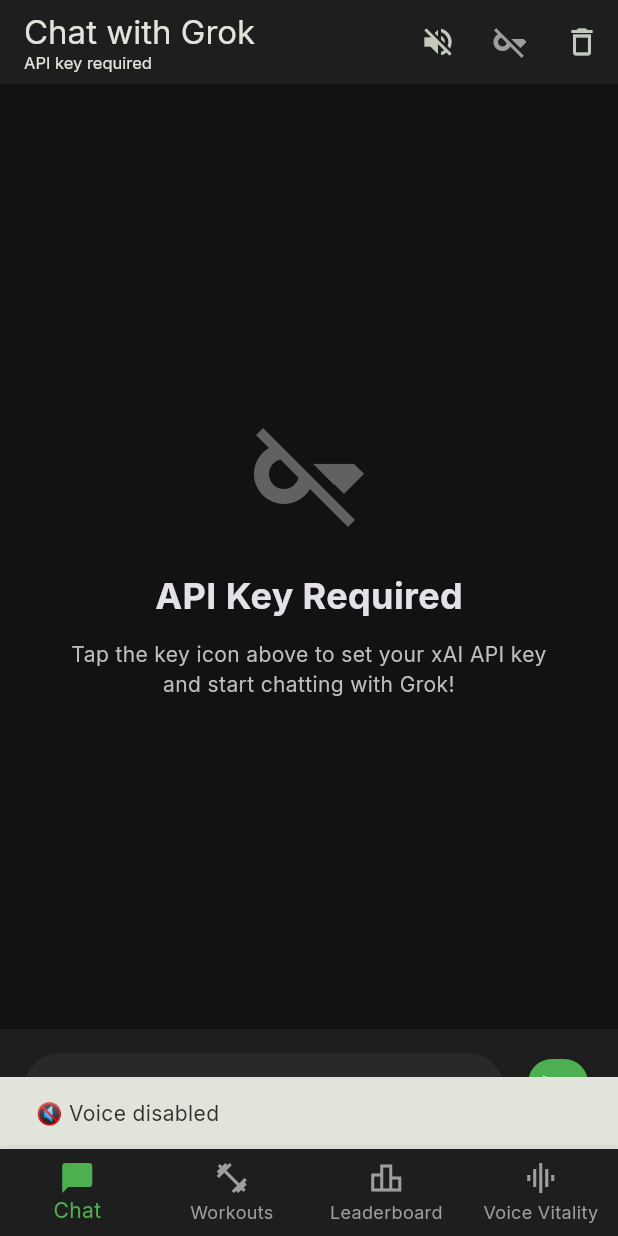
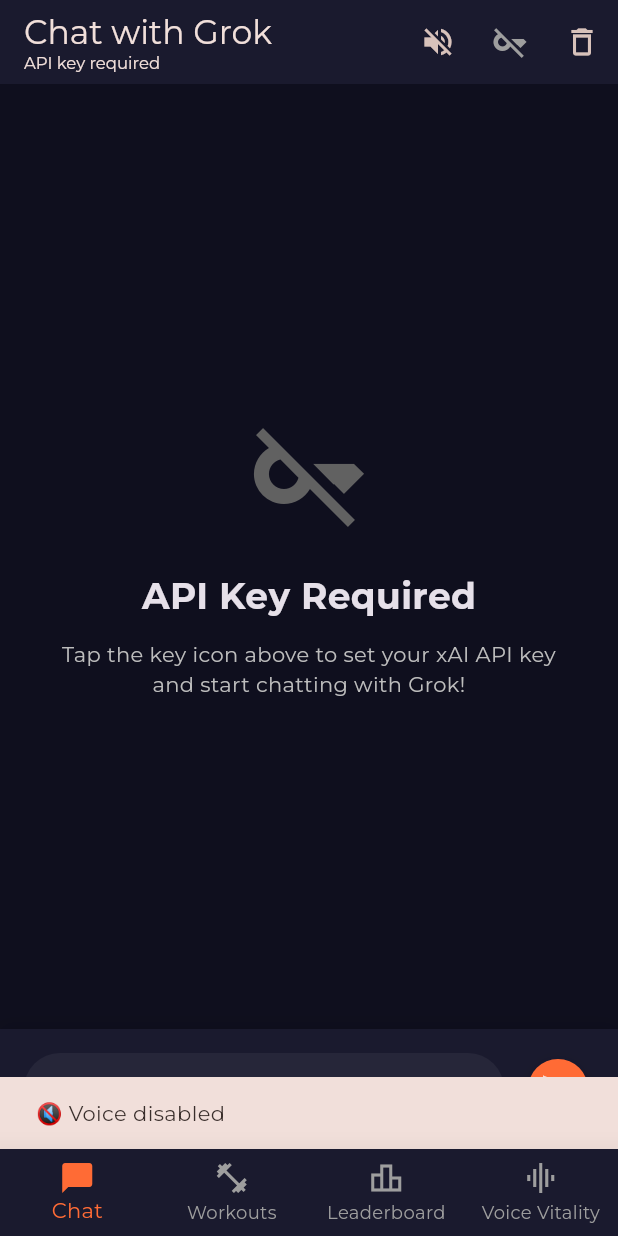
Before and after one commit to samshanmukh/voicecoach-grok, a Flutter app: the screen it shows after launch, after a tap on the "volume up" icon, on a phone screen of 412 x 824 dp. Run offline on Flutter 3.47's test engine with Material 3 defaults, Android fonts, the phone set to English and light mode, and no system bars; our stand-ins replace cloud_firestore, confetti, firebase_core, flutter_animate, flutter_tts, google_fonts and 4 more; missing offline and left inert: record; accounts and stored records are empty.

Commit message:
feat: Transform to vibrant sports theme with dynamic backgrounds
🎨 Major Visual Overhaul:
- New vibrant color scheme (Orange, Electric Blue, Golden Yellow)
- Montserrat font for sporty, energetic feel
- Enhanced shadows and glows

New Sports Components:
- SportsBackground: Dynamic gradient backgrounds with geometric shapes
- SportsHeroHeader: Energetic hero sections with glow effects
- EnergyCard: Vibrant cards with accent borders and shadows
- PulseStatBadge: Pulsing stat displays with gradient backgrounds

Theme Updates:
- Primary: Vibrant Orange (#FF6B35)
- Secondary: Electric Blue (#00D4FF)
- Tertiary: Golden Yellow (#FFC145)
- Background: Deep Navy to Near Black gradient
- Enhanced button shadows and elevations

Workouts Screen Redesigned:
- Hero header with motivational subtitle
- Sports-themed dynamic background
- Vibrant gradient overlays

Ready to make the entire app LIVE with sports energy! ⚡💪

```diff
--- a/lib/main.dart
+++ b/lib/main.dart
@@ -41,17 +41,17 @@
         theme: ThemeData(
           useMaterial3: true,
           colorScheme: ColorScheme.fromSeed(
-            seedColor: const Color(0xFF4CAF50), // Primary Green
+            seedColor: const Color(0xFFFF6B35), // Vibrant Orange
             brightness: Brightness.dark,
           ).copyWith(
-            primary: const Color(0xFF4CAF50),      // Green for buttons
-            secondary: const Color(0xFF2196F3),    // Blue for chat
-            tertiary: const Color(0xFFFF9800),     // Orange for accents
-            surface: const Color(0xFF1E1E1E),
-            background: const Color(0xFF121212),
+            primary: const Color(0xFFFF6B35),      // Vibrant Orange
+            secondary: const Color(0xFF00D4FF),    // Electric Blue
+            tertiary: const Color(0xFFFFC145),     // Golden Yellow
+            surface: const Color(0xFF1A1A2E),      // Deep Navy
+            background: const Color(0xFF0F0F1E),   // Near Black
           ),
-          textTheme: GoogleFonts.interTextTheme(ThemeData.dark().textTheme),
-          scaffoldBackgroundColor: const Color(0xFF121212),
+          textTheme: GoogleFonts.montserratTextTheme(ThemeData.dark().textTheme),
+          scaffoldBackgroundColor: const Color(0xFF0F0F1E),
           cardTheme: CardThemeData(
             elevation: 0,
             shape: RoundedRectangleBorder(
@@ -61,28 +61,29 @@
           ),
           elevatedButtonTheme: ElevatedButtonThemeData(
             style: ElevatedButton.styleFrom(
-              elevation: 0,
-              backgroundColor: const Color(0xFF4CAF50), // Green buttons
+              elevation: 4,
+              backgroundColor: const Color(0xFFFF6B35), // Vibrant Orange
               foregroundColor: Colors.white,
               padding: const EdgeInsets.symmetric(horizontal: 24, vertical: 16),
               shape: RoundedRectangleBorder(
-                borderRadius: BorderRadius.circular(12),
+                borderRadius: BorderRadius.circular(16),
               ),
+              shadowColor: const Color(0xFFFF6B35).withOpacity(0.5),
             ),
           ),
           floatingActionButtonTheme: const FloatingActionButtonThemeData(
-            elevation: 8,
-            backgroundColor: Color(0xFF4CAF50), // Green FAB
+            elevation: 12,
+            backgroundColor: Color(0xFFFF6B35), // Vibrant Orange FAB
             shape: RoundedRectangleBorder(
-              borderRadius: BorderRadius.all(Radius.circular(16)),
+              borderRadius: BorderRadius.all(Radius.circular(20)),
             ),
           ),
           bottomNavigationBarTheme: const BottomNavigationBarThemeData(
-            backgroundColor: Color(0xFF1E1E1E),
-            selectedItemColor: Color(0xFF4CAF50),
+            backgroundColor: Color(0xFF1A1A2E),
+            selectedItemColor: Color(0xFFFF6B35),
             unselectedItemColor: Colors.grey,
             type: BottomNavigationBarType.fixed,
-            elevation: 8,
+            elevation: 16,
           ),
         ),
         home: const MainNavigation(),
--- a/lib/screens/workouts_screen.dart
+++ b/lib/screens/workouts_screen.dart
@@ -5,6 +5,7 @@
 import '../providers/workout_provider.dart';
 import '../providers/gamification_provider.dart';
 import '../widgets/glass_card.dart';
+import '../widgets/sports_background.dart';
 import 'workout_detail_screen.dart';
 import 'achievements_screen.dart';
 
@@ -76,11 +77,21 @@
               ),
             ],
           ),
-          body: SingleChildScrollView(
+          body: SportsBackground(
+            child: SingleChildScrollView(
               padding: const EdgeInsets.all(16),
               child: Column(
                 crossAxisAlignment: CrossAxisAlignment.start,
                 children: [
+                  // Hero Header
+                  SportsHeroHeader(
+                    title: 'WORKOUTS',
+                    subtitle: 'Push your limits 💪',
+                    icon: Icons.fitness_center,
+                    accentColor: const Color(0xFFFF6B35),
+                  ).animate().fadeIn(duration: 300.ms).slideY(begin: -0.3),
+                  const SizedBox(height: 24),
+
                   // Stats Card
                 _buildStatsCard(stats),
                 const SizedBox(height: 24),
@@ -113,6 +124,7 @@
                   );
                 }).toList(),
                 ],
+              ),
             ),
           ),
         );
--- /dev/null
+++ b/lib/widgets/sports_background.dart
@@ -0,0 +1,307 @@
+import 'package:flutter/material.dart';
+import 'dart:math' as math;
+
+/// Dynamic sports-themed background with animated gradients
+class SportsBackground extends StatelessWidget {
+  final Widget child;
+  final List<Color>? customColors;
+
+  const SportsBackground({
+    super.key,
+    required this.child,
+    this.customColors,
+  });
+
+  @override
+  Widget build(BuildContext context) {
+    final colors = customColors ?? [
+      const Color(0xFF0F0F1E),
+      const Color(0xFF1A1A2E),
+      const Color(0xFFFF6B35).withOpacity(0.1),
+    ];
+
+    return Container(
+      decoration: BoxDecoration(
+        gradient: LinearGradient(
+          begin: Alignment.topLeft,
+          end: Alignment.bottomRight,
+          colors: colors,
+          stops: const [0.0, 0.5, 1.0],
+        ),
+      ),
+      child: Stack(
+        children: [
+          // Animated geometric shapes
+          Positioned(
+            top: -100,
+            right: -100,
+            child: _buildGeometricShape(
+              200,
+              const Color(0xFFFF6B35).withOpacity(0.1),
+            ),
+          ),
+          Positioned(
+            bottom: -50,
+            left: -50,
+            child: _buildGeometricShape(
+              150,
+              const Color(0xFF00D4FF).withOpacity(0.1),
+            ),
+          ),
+          Positioned(
+            top: 200,
+            left: 50,
+            child: _buildGeometricShape(
+              80,
+              const Color(0xFFFFC145).withOpacity(0.08),
+            ),
+          ),
+
+          // Content
+          child,
+        ],
+      ),
+    );
+  }
+
+  Widget _buildGeometricShape(double size, Color color) {
+    return Transform.rotate(
+      angle: math.pi / 4,
+      child: Container(
+        width: size,
+        height: size,
+        decoration: BoxDecoration(
+          borderRadius: BorderRadius.circular(size / 4),
+          gradient: RadialGradient(
+            colors: [
+              color,
+              color.withOpacity(0),
+            ],
+          ),
+        ),
+      ),
+    );
+  }
+}
+
+/// Hero header with sports imagery feel
+class SportsHeroHeader extends StatelessWidget {
+  final String title;
+  final String? subtitle;
+  final IconData icon;
+  final Color? accentColor;
+
+  const SportsHeroHeader({
+    super.key,
+    required this.title,
+    this.subtitle,
+    required this.icon,
+    this.accentColor,
+  });
+
+  @override
+  Widget build(BuildContext context) {
+    final color = accentColor ?? const Color(0xFFFF6B35);
+
+    return Container(
+      padding: const EdgeInsets.all(24),
+      decoration: BoxDecoration(
+        gradient: LinearGradient(
+          begin: Alignment.topLeft,
+          end: Alignment.bottomRight,
+          colors: [
+            color.withOpacity(0.3),
+            color.withOpacity(0.05),
+          ],
+        ),
+        borderRadius: BorderRadius.circular(20),
+        border: Border.all(
+          color: color.withOpacity(0.3),
+          width: 2,
+        ),
+      ),
+      child: Row(
+        children: [
+          Container(
+            padding: const EdgeInsets.all(16),
+            decoration: BoxDecoration(
+              color: color.withOpacity(0.2),
+              borderRadius: BorderRadius.circular(16),
+              boxShadow: [
+                BoxShadow(
+                  color: color.withOpacity(0.3),
+                  blurRadius: 20,
+                  spreadRadius: 2,
+                ),
+              ],
+            ),
+            child: Icon(
+              icon,
+              size: 40,
+              color: color,
+            ),
+          ),
+          const SizedBox(width: 20),
+          Expanded(
+            child: Column(
+              crossAxisAlignment: CrossAxisAlignment.start,
+              children: [
+                Text(
+                  title,
+                  style: TextStyle(
+                    fontSize: 28,
+                    fontWeight: FontWeight.w900,
+                    color: Colors.white,
+                    letterSpacing: 1.2,
+                    shadows: [
+                      Shadow(
+                        color: color.withOpacity(0.5),
+                        blurRadius: 10,
+                      ),
+                    ],
+                  ),
+                ),
+                if (subtitle != null) ...[
+                  const SizedBox(height: 4),
+                  Text(
+                    subtitle!,
+                    style: TextStyle(
+                      fontSize: 14,
+                      color: Colors.white.withOpacity(0.7),
+                      fontWeight: FontWeight.w500,
+                    ),
+                  ),
+                ],
+              ],
+            ),
+          ),
+        ],
+      ),
+    );
+  }
+}
+
+/// Energetic card with sports theme
+class EnergyCard extends StatelessWidget {
+  final Widget child;
+  final Color? accentColor;
+  final VoidCallback? onTap;
+  final EdgeInsetsGeometry? margin;
+
+  const EnergyCard({
+    super.key,
+    required this.child,
+    this.accentColor,
+    this.onTap,
+    this.margin,
+  });
+
+  @override
+  Widget build(BuildContext context) {
+    final color = accentColor ?? const Color(0xFFFF6B35);
+
+    return Container(
+      margin: margin ?? const EdgeInsets.only(bottom: 16),
+      child: Material(
+        color: Colors.transparent,
+        child: InkWell(
+          onTap: onTap,
+          borderRadius: BorderRadius.circular(20),
+          child: Container(
+            padding: const EdgeInsets.all(20),
+            decoration: BoxDecoration(
+              gradient: LinearGradient(
+                begin: Alignment.topLeft,
+                end: Alignment.bottomRight,
+                colors: [
+                  const Color(0xFF1A1A2E).withOpacity(0.9),
+                  const Color(0xFF1A1A2E).withOpacity(0.7),
+                ],
+              ),
+              borderRadius: BorderRadius.circular(20),
+              border: Border.all(
+                color: color.withOpacity(0.3),
+                width: 1.5,
+              ),
+              boxShadow: [
+                BoxShadow(
+                  color: color.withOpacity(0.2),
+                  blurRadius: 20,
+                  offset: const Offset(0, 8),
+                ),
+              ],
+            ),
+            child: child,
+          ),
+        ),
+      ),
+    );
+  }
+}
+
+/// Pulsing stat display
+class PulseStatBadge extends StatelessWidget {
+  final IconData icon;
+  final String value;
+  final String label;
+  final Color color;
+
+  const PulseStatBadge({
+    super.key,
+    required this.icon,
+    required this.value,
+    required this.label,
+    required this.color,
+  });
+
+  @override
+  Widget build(BuildContext context) {
+    return Container(
+      padding: const EdgeInsets.symmetric(horizontal: 16, vertical: 12),
+      decoration: BoxDecoration(
+        gradient: LinearGradient(
+          colors: [
+            color.withOpacity(0.3),
+            color.withOpacity(0.1),
+          ],
+        ),
+        borderRadius: BorderRadius.circular(16),
+        border: Border.all(
+          color: color.withOpacity(0.5),
+          width: 2,
+        ),
+        boxShadow: [
+          BoxShadow(
+            color: color.withOpacity(0.3),
+            blurRadius: 15,
+            spreadRadius: 1,
+          ),
+        ],
+      ),
+      child: Column(
+        children: [
+          Icon(icon, color: color, size: 32),
+          const SizedBox(height: 8),
+          Text(
+            value,
+            style: TextStyle(
+              fontSize: 24,
+              fontWeight: FontWeight.w900,
+              color: color,
+              letterSpacing: 1.5,
+            ),
+          ),
+          const SizedBox(height: 4),
+          Text(
+            label,
+            style: TextStyle(
+              fontSize: 12,
+              color: Colors.white.withOpacity(0.7),
+              fontWeight: FontWeight.w600,
+            ),
+          ),
+        ],
+      ),
+    );
+  }
+}
```
Lines whose indentation alone changed are shown as unchanged.
